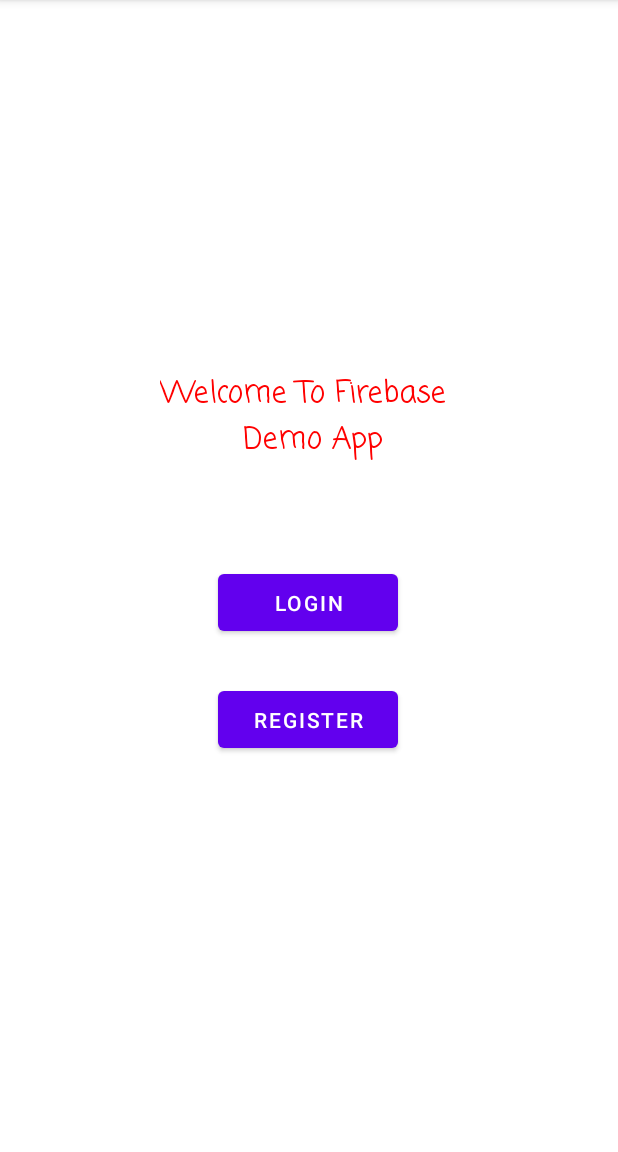
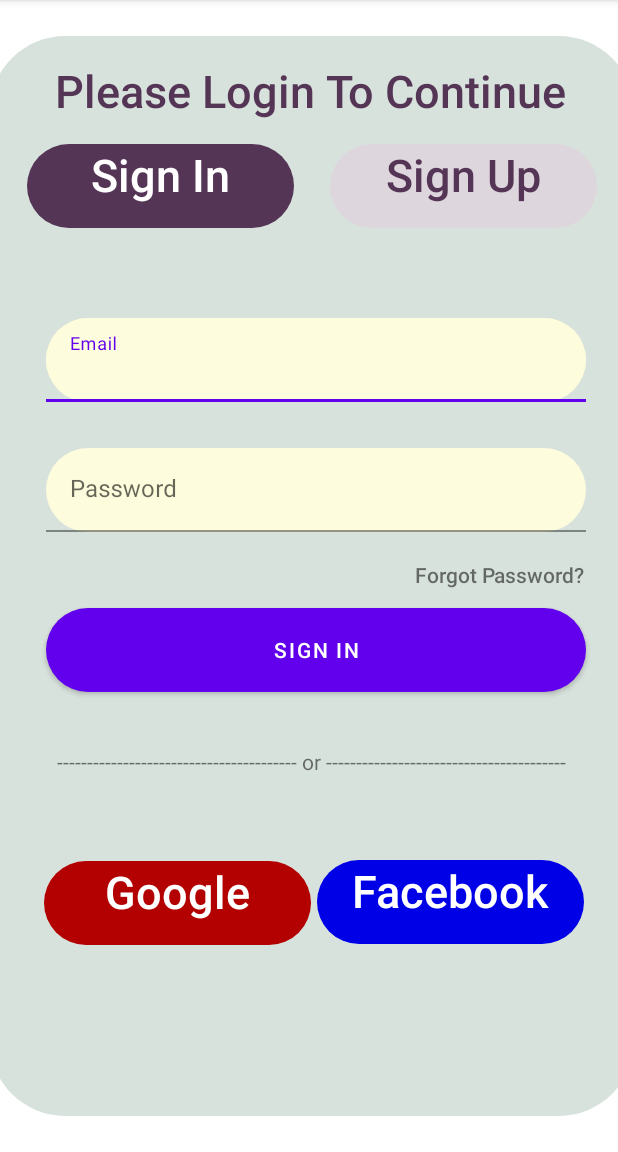
Before and after one commit to MrinankaDharWork/FireBasseDemoApp99, an Android app: the screen it shows after launch (MainActivity before the commit, LoginRegister after it), on a phone screen of 412 x 824 dp, the part 84-1236 px from its top. Run offline under Robolectric (Android 15) with nearby library versions, the phone set to English and light mode, and no system bars; our stand-ins replace Firebase (no records; nobody signed in at launch, a user with empty details on screens opened directly).

Commit message:
implement sign in and sign out feature with proper navigation control

```diff
--- a/app/src/main/AndroidManifest.xml
+++ b/app/src/main/AndroidManifest.xml
@@ -15,6 +15,9 @@
         tools:targetApi="31">
         <activity
             android:name=".MainActivity"
+            android:exported="false" />
+        <activity
+            android:name=".ui.LoginRegister"
             android:exported="true">
             <intent-filter>
                 <action android:name="android.intent.action.MAIN" />
--- /dev/null
+++ b/app/src/main/java/com/example/firebassedemoapp/ui/LoginRegister.kt
@@ -0,0 +1,12 @@
+package com.example.firebassedemoapp.ui
+
+import androidx.appcompat.app.AppCompatActivity
+import android.os.Bundle
+import com.example.firebassedemoapp.R
+
+class LoginRegister : AppCompatActivity() {
+    override fun onCreate(savedInstanceState: Bundle?) {
+        super.onCreate(savedInstanceState)
+        setContentView(R.layout.activity_login_register)
+    }
+}
--- a/app/src/main/java/com/example/firebassedemoapp/ui/MainPage.kt
+++ b/app/src/main/java/com/example/firebassedemoapp/ui/MainPage.kt
@@ -7,6 +7,7 @@ import android.view.View
 import android.view.ViewGroup
 import android.widget.Toast
 import androidx.navigation.NavController
+import androidx.navigation.NavOptions
 import androidx.navigation.findNavController
 import com.example.firebassedemoapp.R
 import com.example.firebassedemoapp.databinding.FragmentLoginPageBinding
@@ -33,7 +34,10 @@ class MainPage : Fragment() {
         binding.logout.setOnClickListener {
             FirebaseAuth.getInstance().signOut()
             Toast.makeText(requireContext(),"Logged Out Successfully", Toast.LENGTH_LONG).show()
-            it.findNavController().navigate(R.id.action_mainPage_to_welcomePage)
+            val navOptions: NavOptions = NavOptions.Builder()
+                .setPopUpTo(R.id.mainPage2, true)
+                .build()
+            it.findNavController().navigate(R.id.action_mainPage2_to_miniLogin,null,navOptions)
 
         }
 
--- /dev/null
+++ b/app/src/main/java/com/example/firebassedemoapp/ui/MiniLogin.kt
@@ -0,0 +1,114 @@
+package com.example.firebassedemoapp.ui
+
+import android.os.Bundle
+import android.text.TextUtils
+import android.view.LayoutInflater
+import android.view.View
+import android.view.ViewGroup
+import android.widget.Toast
+import androidx.fragment.app.Fragment
+import androidx.navigation.NavController
+import androidx.navigation.NavOptions
+import androidx.navigation.findNavController
+import com.example.firebassedemoapp.R
+import com.example.firebassedemoapp.databinding.FragmentMiniLoginBinding
+import com.google.firebase.auth.FirebaseAuth
+
+
+class MiniLogin : Fragment() {
+
+    private var _binding : FragmentMiniLoginBinding? = null
+    private val binding get() = _binding!!
+    private lateinit var auth: FirebaseAuth
+    private lateinit var navController: NavController
+
+    override fun onCreateView(
+        inflater: LayoutInflater, container: ViewGroup?,
+        savedInstanceState: Bundle?
+    ): View? {
+        // Inflate the layout for this fragment
+        _binding = FragmentMiniLoginBinding.inflate(inflater, container, false)
+        return binding.root
+    }
+    override fun onViewCreated(view: View, savedInstanceState: Bundle?) {
+        super.onViewCreated(view, savedInstanceState)
+
+        binding.login.setOnClickListener {
+            val enteredEmail = binding.emailInput.text.toString()
+            val enteredPassword = binding.passwordInput.text.toString()
+            var enteredValidEmailCheck = false
+            var enteredValidPasswordCheck = false
+            auth = FirebaseAuth.getInstance()
+            navController = it.findNavController()
+
+
+            if ((TextUtils.isEmpty(enteredEmail)) || ("@" !in enteredEmail)) {
+                binding.emailInput.error = "Enter a valid Email id"
+            } else{
+                enteredValidEmailCheck = true
+            }
+
+            if ((TextUtils.isEmpty(enteredPassword)) || (enteredPassword.length<6) ){
+                binding.passwordInput.error = "Enter a valid 6 Char password"
+            } else{
+                enteredValidPasswordCheck = true
+            }
+
+
+            if (enteredValidEmailCheck && enteredValidPasswordCheck){
+
+                loginUser(enteredEmail,enteredPassword)
+
+
+            }
+
+        }
+
+
+        binding.signup.setOnClickListener {
+            val navOptions: NavOptions = NavOptions.Builder()
+                .setPopUpTo(R.id.miniLogin, true)
+                .build()
+
+            it.findNavController().navigate(R.id.action_miniLogin_to_miniRegister,null,navOptions)
+        }
+
+        binding.forgetPassword.setOnClickListener{
+            val enteredEmail = binding.emailInput.text.toString()
+
+            if ((TextUtils.isEmpty(enteredEmail)) || ("@" !in enteredEmail)) {
+                binding.emailInput.error = "Enter a valid Email id"
+            } else{
+                //auth.sendPasswordResetEmail(enteredEmail).addOnCompleteListener {
+                Toast.makeText(requireContext(),"Email sent successfully", Toast.LENGTH_LONG).show()
+                //TODO("Implement reset password method")
+                //}
+            }
+
+
+        }
+    }
+
+    private fun loginUser(enteredEmail: String, enteredPassword: String) {
+        auth.signInWithEmailAndPassword(enteredEmail,enteredPassword).addOnCompleteListener {
+            if (it.isSuccessful){
+                val navOption : NavOptions = NavOptions.Builder()
+                    .setPopUpTo(R.id.miniLogin ,true).build()
+
+                navController.navigate(R.id.action_miniLogin_to_mainPage2,null,navOption)
+                Toast.makeText(requireContext(),"Logged in Successfully", Toast.LENGTH_LONG).show()
+            } else{
+                Toast.makeText(requireContext(),"Incorrect Credentials", Toast.LENGTH_LONG).show()
+            }
+
+        }
+    }
+
+    override fun onDestroy() {
+        super.onDestroy()
+        _binding = null
+    }
+
+
+
+}
--- /dev/null
+++ b/app/src/main/res/drawable/background_main.xml
@@ -0,0 +1,5 @@
+<?xml version="1.0" encoding="utf-8"?>
+<shape xmlns:android="http://schemas.android.com/apk/res/android">
+    <solid android:color="#d8e2dc" />
+    <corners android:radius="50dp" />
+</shape>
--- /dev/null
+++ b/app/src/main/res/drawable/c_button3.xml
@@ -0,0 +1,5 @@
+<?xml version="1.0" encoding="utf-8"?>
+<shape xmlns:android="http://schemas.android.com/apk/res/android">
+    <solid android:color="#b3b3ff" />
+    <corners android:radius="50dp" />
+</shape>
--- /dev/null
+++ b/app/src/main/res/drawable/cbutton_signup.xml
@@ -0,0 +1,5 @@
+<?xml version="1.0" encoding="utf-8"?>
+<shape xmlns:android="http://schemas.android.com/apk/res/android">
+    <solid android:color="#DDD6DD" />
+    <corners android:radius="50dp" />
+</shape>
--- /dev/null
+++ b/app/src/main/res/drawable/custombutoon2.xml
@@ -0,0 +1,5 @@
+<?xml version="1.0" encoding="utf-8"?>
+<shape xmlns:android="http://schemas.android.com/apk/res/android">
+    <solid android:color="#553555" />
+    <corners android:radius="100dp" />
+</shape>
--- /dev/null
+++ b/app/src/main/res/drawable/custombutton1.xml
@@ -0,0 +1,5 @@
+<?xml version="1.0" encoding="utf-8"?>
+<shape xmlns:android="http://schemas.android.com/apk/res/android">
+    <solid android:color="#fdfcdc" />
+    <corners android:radius="50dp" />
+</shape>
--- /dev/null
+++ b/app/src/main/res/drawable/fbutton.xml
@@ -0,0 +1,5 @@
+<?xml version="1.0" encoding="utf-8"?>
+<shape xmlns:android="http://schemas.android.com/apk/res/android">
+    <solid android:color="#0000e6" />
+    <corners android:radius="50dp" />
+</shape>
--- /dev/null
+++ b/app/src/main/res/drawable/gbutton.xml
@@ -0,0 +1,5 @@
+<?xml version="1.0" encoding="utf-8"?>
+<shape xmlns:android="http://schemas.android.com/apk/res/android">
+    <solid android:color="#b30000" />
+    <corners android:radius="50dp" />
+</shape>
--- /dev/null
+++ b/app/src/main/res/layout/activity_login_register.xml
@@ -0,0 +1,22 @@
+<?xml version="1.0" encoding="utf-8"?>
+<androidx.constraintlayout.widget.ConstraintLayout xmlns:android="http://schemas.android.com/apk/res/android"
+    xmlns:app="http://schemas.android.com/apk/res-auto"
+    xmlns:tools="http://schemas.android.com/tools"
+    android:layout_width="match_parent"
+    android:layout_height="match_parent"
+    tools:context=".ui.LoginRegister">
+
+    <androidx.fragment.app.FragmentContainerView
+        android:id="@+id/fragmentContainerView2"
+        android:name="androidx.navigation.fragment.NavHostFragment"
+        android:layout_width="429dp"
+        android:layout_height="720dp"
+        app:defaultNavHost="true"
+        app:layout_constraintBottom_toBottomOf="parent"
+        app:layout_constraintEnd_toEndOf="parent"
+        app:layout_constraintHorizontal_bias="0.432"
+        app:layout_constraintStart_toStartOf="parent"
+        app:layout_constraintTop_toTopOf="parent"
+        app:layout_constraintVertical_bias="0.498"
+        app:navGraph="@navigation/my_nav2" />
+</androidx.constraintlayout.widget.ConstraintLayout>
--- /dev/null
+++ b/app/src/main/res/layout/fragment_mini_login.xml
@@ -0,0 +1,188 @@
+<?xml version="1.0" encoding="utf-8"?>
+<androidx.constraintlayout.widget.ConstraintLayout xmlns:android="http://schemas.android.com/apk/res/android"
+    xmlns:app="http://schemas.android.com/apk/res-auto"
+    xmlns:tools="http://schemas.android.com/tools"
+    android:layout_width="match_parent"
+    android:layout_height="match_parent"
+    android:background="@drawable/background_main"
+
+    tools:context=".ui.LoginRegister"
+    tools:layout_editor_absoluteX="3dp"
+    tools:layout_editor_absoluteY="26dp">
+
+
+    <TextView
+        android:id="@+id/signup"
+        android:layout_width="178dp"
+        android:layout_height="56dp"
+        android:layout_marginBottom="592dp"
+        android:background="@drawable/cbutton_signup"
+        android:text="Sign Up"
+        android:textAlignment="center"
+        android:textColor="#553555"
+        android:textSize="30sp"
+        app:fontFamily="sans-serif-medium"
+        app:layout_constraintBottom_toBottomOf="parent"
+        app:layout_constraintEnd_toEndOf="parent"
+        app:layout_constraintHorizontal_bias="0.5"
+        app:layout_constraintStart_toEndOf="@+id/signin"
+        app:layout_constraintTop_toBottomOf="@+id/textView6"
+        app:layout_constraintVertical_bias="1.0" />
+
+    <TextView
+        android:id="@+id/signin"
+        android:layout_width="178dp"
+        android:layout_height="56dp"
+        android:layout_marginBottom="592dp"
+        android:background="@drawable/custombutoon2"
+        android:text="Sign In"
+        android:textAlignment="center"
+        android:textColor="#ffffff"
+        android:textSize="30sp"
+        app:fontFamily="sans-serif-medium"
+        app:layout_constraintBottom_toBottomOf="parent"
+        app:layout_constraintEnd_toStartOf="@+id/signup"
+        app:layout_constraintHorizontal_bias="0.5"
+        app:layout_constraintStart_toStartOf="parent"
+        app:layout_constraintTop_toBottomOf="@+id/textView6"
+        app:layout_constraintVertical_bias="1.0" />
+
+
+    <TextView
+        android:id="@+id/textView6"
+        android:layout_width="427dp"
+        android:layout_height="44dp"
+        android:layout_marginTop="16dp"
+
+        android:text="Please Login To Continue"
+        android:textAlignment="center"
+        android:textColor="#553555"
+        android:textSize="30sp"
+        app:fontFamily="sans-serif-medium"
+        app:layout_constraintEnd_toEndOf="parent"
+        app:layout_constraintHorizontal_bias="0.0"
+        app:layout_constraintStart_toStartOf="parent"
+        app:layout_constraintTop_toTopOf="parent" />
+
+    <com.google.android.material.textfield.TextInputLayout
+        android:id="@+id/emailInputLayout"
+        android:layout_width="360dp"
+        android:layout_height="56dp"
+        android:layout_marginTop="60dp"
+        android:background="@drawable/custombutton1"
+        app:layout_constraintEnd_toEndOf="parent"
+        app:layout_constraintHorizontal_bias="0.537"
+        app:layout_constraintStart_toStartOf="parent"
+        app:layout_constraintTop_toBottomOf="@+id/signin">
+
+        <com.google.android.material.textfield.TextInputEditText
+            android:id="@+id/emailInput"
+            android:layout_width="match_parent"
+            android:layout_height="match_parent"
+            android:background="@drawable/custombutton1"
+            android:hint="Email"
+            tools:layout_editor_absoluteX="36dp"
+            tools:layout_editor_absoluteY="208dp" />
+    </com.google.android.material.textfield.TextInputLayout>
+
+    <com.google.android.material.textfield.TextInputLayout
+        android:id="@+id/passwordInputLayout"
+        android:layout_width="360dp"
+        android:layout_height="56dp"
+        android:layout_marginTop="24dp"
+        app:layout_constraintBottom_toBottomOf="parent"
+        app:layout_constraintEnd_toEndOf="parent"
+        app:layout_constraintHorizontal_bias="0.537"
+        app:layout_constraintStart_toStartOf="parent"
+        app:layout_constraintTop_toBottomOf="@+id/emailInputLayout"
+        app:layout_constraintVertical_bias="0.017">
+
+
+        <com.google.android.material.textfield.TextInputEditText
+            android:id="@+id/passwordInput"
+            android:layout_width="match_parent"
+            android:layout_height="match_parent"
+            android:background="@drawable/custombutton1"
+            android:hint="Password"
+            tools:layout_editor_absoluteX="36dp"
+            tools:layout_editor_absoluteY="293dp" />
+    </com.google.android.material.textfield.TextInputLayout>
+
+    <TextView
+        android:id="@+id/forgetPassword"
+        android:layout_width="wrap_content"
+        android:layout_height="wrap_content"
+        android:text="Forgot Password?"
+        app:fontFamily="sans-serif-medium"
+        app:layout_constraintBottom_toBottomOf="parent"
+        app:layout_constraintEnd_toEndOf="parent"
+        app:layout_constraintHorizontal_bias="0.897"
+        app:layout_constraintStart_toStartOf="parent"
+        app:layout_constraintTop_toBottomOf="@+id/passwordInputLayout"
+        app:layout_constraintVertical_bias="0.051" />
+
+    <Button
+        android:id="@+id/login"
+        android:layout_width="360dp"
+        android:layout_height="56dp"
+
+        android:background="@drawable/custombutoon2"
+        android:text="sign in"
+        android:textColor="#ffffff"
+        app:layout_constraintBottom_toBottomOf="parent"
+        app:layout_constraintEnd_toEndOf="parent"
+        app:layout_constraintHorizontal_bias="0.537"
+        app:layout_constraintStart_toStartOf="parent"
+        app:layout_constraintTop_toBottomOf="@+id/forgetPassword"
+        app:layout_constraintVertical_bias="0.043"
+        app:rippleColor="#180F29"
+        app:strokeColor="#E60202" />
+
+    <TextView
+        android:id="@+id/textView8"
+        android:layout_width="366dp"
+        android:layout_height="29dp"
+        android:layout_marginTop="8dp"
+        android:text="---------------------------------------- or ----------------------------------------"
+        android:textAlignment="center"
+        app:layout_constraintBottom_toBottomOf="parent"
+        app:layout_constraintEnd_toEndOf="parent"
+        app:layout_constraintHorizontal_bias="0.491"
+        app:layout_constraintStart_toStartOf="parent"
+        app:layout_constraintTop_toBottomOf="@+id/login"
+        app:layout_constraintVertical_bias="0.116" />
+
+    <TextView
+        android:id="@+id/google"
+        android:layout_width="178dp"
+        android:layout_height="56dp"
+        android:layout_marginStart="36dp"
+        android:layout_marginTop="8dp"
+        android:background="@drawable/gbutton"
+        android:text="Google"
+        android:textAlignment="center"
+        android:textColor="#ffffff"
+        android:textSize="30sp"
+        app:fontFamily="sans-serif-medium"
+        app:layout_constraintBottom_toBottomOf="parent"
+        app:layout_constraintStart_toStartOf="parent"
+        app:layout_constraintTop_toBottomOf="@+id/textView8"
+        app:layout_constraintVertical_bias="0.253" />
+
+    <TextView
+        android:id="@+id/facebook"
+        android:layout_width="178dp"
+        android:layout_height="56dp"
+        android:background="@drawable/fbutton"
+        android:text="Facebook"
+        android:textAlignment="center"
+        android:textColor="#ffffff"
+        android:textSize="30sp"
+        app:fontFamily="sans-serif-medium"
+        app:layout_constraintBottom_toBottomOf="parent"
+        app:layout_constraintEnd_toEndOf="parent"
+        app:layout_constraintHorizontal_bias="0.114"
+        app:layout_constraintStart_toEndOf="@+id/google"
+        app:layout_constraintTop_toBottomOf="@+id/textView8"
+        app:layout_constraintVertical_bias="0.288" />
+</androidx.constraintlayout.widget.ConstraintLayout>
--- a/app/src/main/res/navigation/my_nav.xml
+++ b/app/src/main/res/navigation/my_nav.xml
@@ -50,4 +50,5 @@
             android:id="@+id/action_mainPage_to_welcomePage"
             app:destination="@id/welcomePage" />
     </fragment>
+
 </navigation>
--- /dev/null
+++ b/app/src/main/res/navigation/my_nav2.xml
@@ -0,0 +1,50 @@
+<?xml version="1.0" encoding="utf-8"?>
+<navigation xmlns:android="http://schemas.android.com/apk/res/android"
+xmlns:app="http://schemas.android.com/apk/res-auto"
+xmlns:tools="http://schemas.android.com/tools"
+android:id="@+id/my_nav2"
+app:startDestination="@id/miniLogin">
+<fragment
+    android:id="@+id/miniLogin"
+    android:name="com.example.firebassedemoapp.ui.MiniLogin"
+    android:label="fragment_mini_login"
+    tools:layout="@layout/fragment_mini_login" >
+    <action
+        android:id="@+id/action_miniLogin_to_miniRegister"
+        app:destination="@id/miniRegister"
+        app:popUpTo="@+id/miniRegister"
+        app:popUpToInclusive="true"/>
+
+    <action
+        android:id="@+id/action_miniLogin_to_mainPage2"
+        app:destination="@id/mainPage2"
+        app:popUpTo="@+id/mainPage2"
+        app:popUpToInclusive="true"/>
+</fragment>
+<fragment
+    android:id="@+id/miniRegister"
+    android:name="com.example.firebassedemoapp.ui.MiniRegister"
+    android:label="fragment_mini_register"
+    tools:layout="@layout/fragment_mini_register" >
+    <action
+        android:id="@+id/action_miniRegister_to_miniLogin"
+        app:destination="@id/miniLogin"
+        app:popUpTo="@+id/miniLogin"
+        app:popUpToInclusive="true"/>
+    <action
+        android:id="@+id/action_miniRegister_to_mainPage2"
+        app:destination="@id/mainPage2"
+        app:popUpTo="@+id/mainPage2"
+        app:popUpToInclusive="true"/>
+</fragment>
+    <fragment
+        android:id="@+id/mainPage2"
+        android:name="com.example.firebassedemoapp.ui.MainPage"
+        android:label="MainPage" >
+        <action
+            android:id="@+id/action_mainPage2_to_miniLogin"
+            app:destination="@id/miniLogin"
+            app:popUpTo="@+id/miniLogin"
+            app:popUpToInclusive="true"/>
+    </fragment>
+</navigation>
```
Also changed, not shown: app/src/main/java/com/example/firebassedemoapp/ui/MiniRegister.kt (added, +97 -0 lines), app/src/main/res/drawable/square_shape.xml (added, +11 -0 lines), app/src/main/res/layout/fragment_main_page.xml (+15 -1 lines), app/src/main/res/layout/fragment_mini_register.xml (added, +174 -0 lines), app/src/main/res/drawable-v24/welcome_image.jpg (added).
